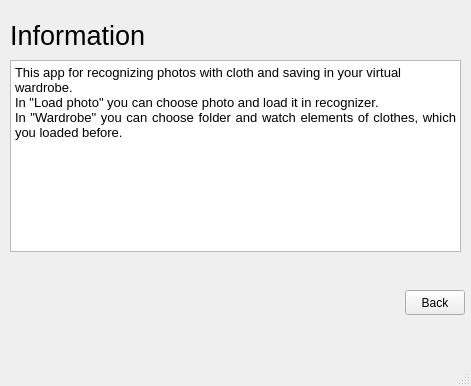
First picture: the form in Code/GUI/Information.ui, repository widbnudb/MyClothes, before the edit.
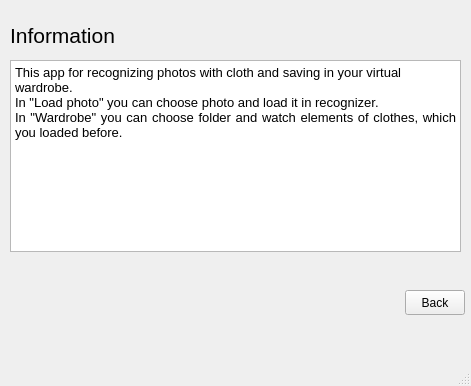
Second picture: the form after the edit.

Commit message: Wardrobe gui was added

The edit to the form file:
```diff
--- a/Code/GUI/Information.ui
+++ b/Code/GUI/Information.ui
@@ -25,7 +25,7 @@
     </property>
     <property name="font">
      <font>
-      <pointsize>20</pointsize>
+      <pointsize>16</pointsize>
      </font>
     </property>
     <property name="text">
```
The commit also changes 2 other files.
